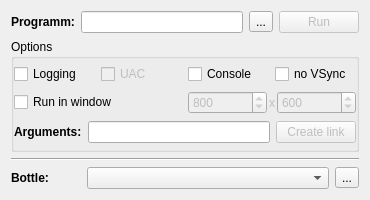
Before: the Qt Designer form wbgui.ui in sr-tream/WineBottle, drawn with Qt 5.
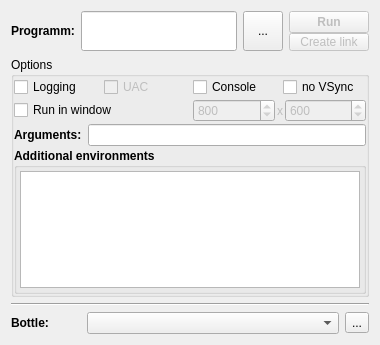
After: the same form once the commit is applied.

Commit message: Added custom environments

What changed in the file:
```diff
--- a/wbgui.ui
+++ b/wbgui.ui
@@ -6,20 +6,20 @@
    <rect>
     <x>0</x>
     <y>0</y>
-    <width>370</width>
-    <height>200</height>
+    <width>380</width>
+    <height>345</height>
    </rect>
   </property>
   <property name="minimumSize">
    <size>
     <width>0</width>
-    <height>200</height>
+    <height>345</height>
    </size>
   </property>
   <property name="maximumSize">
    <size>
     <width>16777215</width>
-    <height>200</height>
+    <height>16777215</height>
    </size>
   </property>
   <property name="windowTitle">
@@ -28,18 +28,27 @@
   <layout class="QGridLayout" name="gridLayout_5">
    <item row="0" column="0">
     <layout class="QGridLayout" name="gridLayout">
-     <item row="0" column="3">
-      <widget class="QPushButton" name="prog_run">
-       <property name="enabled">
-        <bool>false</bool>
+     <item row="0" column="2">
+      <widget class="QToolButton" name="prog_select">
+       <property name="minimumSize">
+        <size>
+         <width>40</width>
+         <height>40</height>
+        </size>
        </property>
        <property name="text">
-        <string>Run</string>
+        <string>...</string>
        </property>
       </widget>
      </item>
      <item row="0" column="1">
       <widget class="QLineEdit" name="prog_name">
+       <property name="minimumSize">
+        <size>
+         <width>0</width>
+         <height>40</height>
+        </size>
+       </property>
        <property name="readOnly">
         <bool>true</bool>
        </property>
@@ -47,6 +56,12 @@
      </item>
      <item row="0" column="0">
       <widget class="QLabel" name="label_prog">
+       <property name="minimumSize">
+        <size>
+         <width>0</width>
+         <height>40</height>
+        </size>
+       </property>
        <property name="font">
         <font>
          <weight>75</weight>
@@ -58,12 +73,50 @@
        </property>
       </widget>
      </item>
-     <item row="0" column="2">
-      <widget class="QToolButton" name="prog_select">
-       <property name="text">
-        <string>...</string>
+     <item row="0" column="3">
+      <layout class="QVBoxLayout" name="verticalLayout">
+       <property name="spacing">
+        <number>0</number>
        </property>
-      </widget>
+       <item>
+        <widget class="QPushButton" name="prog_run">
+         <property name="enabled">
+          <bool>false</bool>
+         </property>
+         <property name="maximumSize">
+          <size>
+           <width>16777215</width>
+           <height>22</height>
+          </size>
+         </property>
+         <property name="font">
+          <font>
+           <weight>75</weight>
+           <bold>true</bold>
+          </font>
+         </property>
+         <property name="text">
+          <string>Run</string>
+         </property>
+        </widget>
+       </item>
+       <item>
+        <widget class="QPushButton" name="prog_desktop">
+         <property name="enabled">
+          <bool>false</bool>
+         </property>
+         <property name="maximumSize">
+          <size>
+           <width>100</width>
+           <height>18</height>
+          </size>
+         </property>
+         <property name="text">
+          <string>Create link</string>
+         </property>
+        </widget>
+       </item>
+      </layout>
      </item>
     </layout>
    </item>
@@ -94,80 +147,54 @@
       <property name="spacing">
        <number>2</number>
       </property>
-      <item row="0" column="0">
-       <layout class="QHBoxLayout" name="horizontalLayout_2">
-        <item>
-         <widget class="QCheckBox" name="hasLogging">
-          <property name="text">
-           <string>Logging</string>
-          </property>
-         </widget>
-        </item>
-        <item>
-         <widget class="QCheckBox" name="hasUAC">
-          <property name="enabled">
-           <bool>false</bool>
-          </property>
-          <property name="text">
-           <string>UAC</string>
-          </property>
-         </widget>
-        </item>
-        <item>
-         <widget class="QCheckBox" name="hasConsole">
-          <property name="text">
-           <string>Console</string>
-          </property>
-         </widget>
-        </item>
-        <item>
-         <widget class="QCheckBox" name="noVSync">
-          <property name="text">
-           <string>no VSync</string>
-          </property>
-         </widget>
-        </item>
-       </layout>
-      </item>
-      <item row="2" column="0">
-       <layout class="QGridLayout" name="gridLayout_6">
-        <item row="0" column="1">
-         <widget class="QLineEdit" name="prog_args">
-          <property name="enabled">
-           <bool>true</bool>
-          </property>
-         </widget>
-        </item>
-        <item row="0" column="0">
-         <widget class="QLabel" name="label_args">
-          <property name="font">
-           <font>
-            <weight>75</weight>
-            <bold>true</bold>
-           </font>
-          </property>
-          <property name="text">
-           <string>Arguments:</string>
-          </property>
-         </widget>
-        </item>
-        <item row="0" column="2">
-         <widget class="QPushButton" name="prog_desktop">
-          <property name="enabled">
-           <bool>false</bool>
-          </property>
-          <property name="maximumSize">
-           <size>
-            <width>100</width>
-            <height>16777215</height>
-           </size>
-          </property>
-          <property name="text">
-           <string>Create link</string>
-          </property>
-         </widget>
-        </item>
-       </layout>
+      <item row="3" column="0">
+       <widget class="QGroupBox" name="addEnv_gb">
+        <property name="minimumSize">
+         <size>
+          <width>0</width>
+          <height>60</height>
+         </size>
+        </property>
+        <property name="font">
+         <font>
+          <weight>75</weight>
+          <bold>true</bold>
+         </font>
+        </property>
+        <property name="title">
+         <string>Additional environments</string>
+        </property>
+        <layout class="QGridLayout" name="gridLayout_7">
+         <property name="leftMargin">
+          <number>3</number>
+         </property>
+         <property name="topMargin">
+          <number>3</number>
+         </property>
+         <property name="rightMargin">
+          <number>3</number>
+         </property>
+         <property name="bottomMargin">
+          <number>3</number>
+         </property>
+         <property name="spacing">
+          <number>3</number>
+         </property>
+         <item row="0" column="0">
+          <widget class="QPlainTextEdit" name="addEnv">
+           <property name="font">
+            <font>
+             <weight>50</weight>
+             <bold>false</bold>
+            </font>
+           </property>
+           <property name="plainText">
+            <string/>
+           </property>
+          </widget>
+         </item>
+        </layout>
+       </widget>
       </item>
       <item row="1" column="0">
        <layout class="QHBoxLayout" name="horizontalLayout">
@@ -244,6 +271,65 @@
         </item>
        </layout>
       </item>
+      <item row="0" column="0">
+       <layout class="QHBoxLayout" name="horizontalLayout_2">
+        <item>
+         <widget class="QCheckBox" name="hasLogging">
+          <property name="text">
+           <string>Logging</string>
+          </property>
+         </widget>
+        </item>
+        <item>
+         <widget class="QCheckBox" name="hasUAC">
+          <property name="enabled">
+           <bool>false</bool>
+          </property>
+          <property name="text">
+           <string>UAC</string>
+          </property>
+         </widget>
+        </item>
+        <item>
+         <widget class="QCheckBox" name="hasConsole">
+          <property name="text">
+           <string>Console</string>
+          </property>
+         </widget>
+        </item>
+        <item>
+         <widget class="QCheckBox" name="noVSync">
+          <property name="text">
+           <string>no VSync</string>
+          </property>
+         </widget>
+        </item>
+       </layout>
+      </item>
+      <item row="2" column="0">
+       <layout class="QGridLayout" name="gridLayout_6">
+        <item row="0" column="1">
+         <widget class="QLineEdit" name="prog_args">
+          <property name="enabled">
+           <bool>true</bool>
+          </property>
+         </widget>
+        </item>
+        <item row="0" column="0">
+         <widget class="QLabel" name="label_args">
+          <property name="font">
+           <font>
+            <weight>75</weight>
+            <bold>true</bold>
+           </font>
+          </property>
+          <property name="text">
+           <string>Arguments:</string>
+          </property>
+         </widget>
+        </item>
+       </layout>
+      </item>
      </layout>
     </widget>
    </item>
```
The commit also changes 1 other file.
